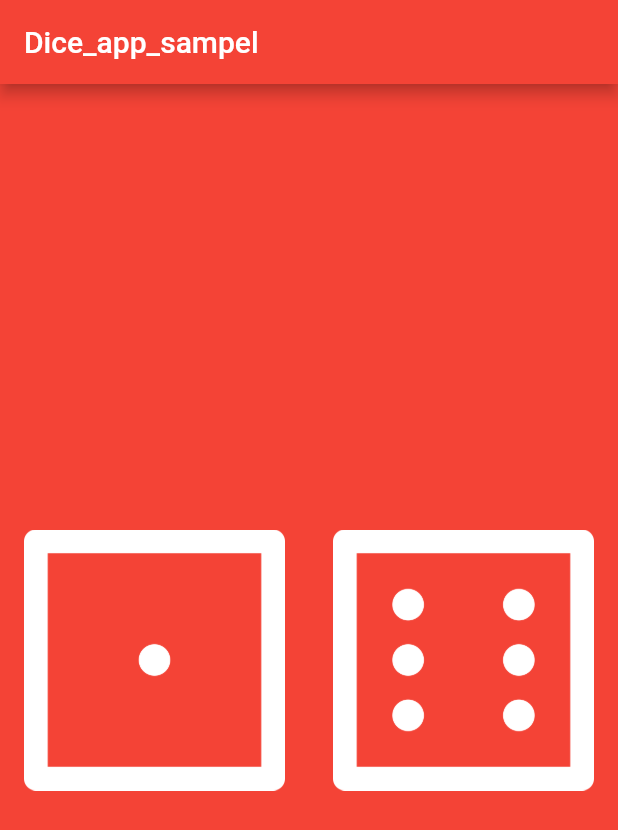
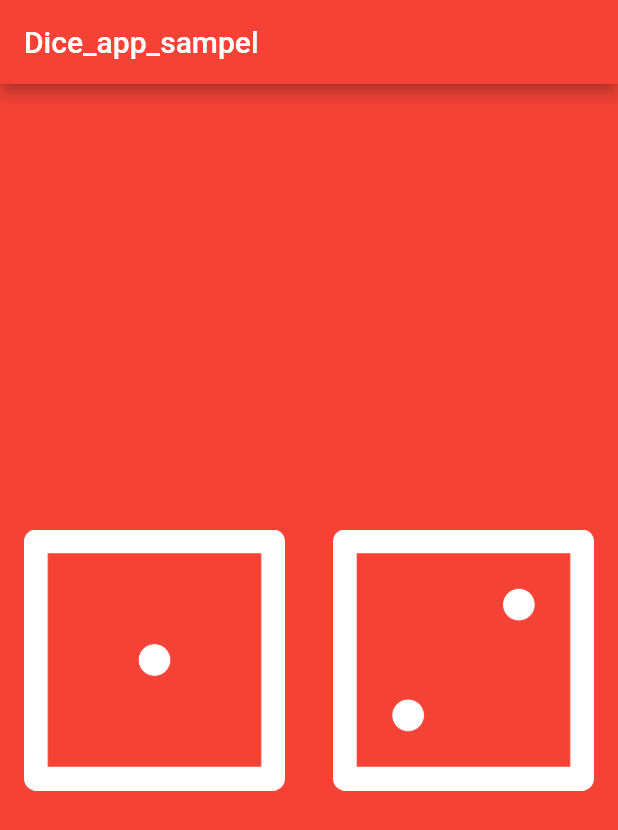
Before and after one commit to jin-aiit-a1824jj/flutter-tutorial-3-dice_app_sample, a Flutter app: the screen it shows after launch, on a phone screen of 412 x 824 dp. Shown: the top 830 px of the screen. Run offline on Flutter 3.47's test engine with Material 2 defaults, Android fonts, the phone set to English and light mode, and no system bars.

```diff
--- a/lib/main.dart
+++ b/lib/main.dart
@@ -24,7 +24,7 @@ class DicePage extends StatelessWidget {
           Expanded(
             flex: 1,
             child: FlatButton(
-              child: Image.asset('images/dice1.png'),
+              child: Image.asset('images/dice$leftDiceNumber.png'),
               onPressed: (){
                 print('Left button got pressed.');
               },
@@ -33,7 +33,7 @@ class DicePage extends StatelessWidget {
           Expanded(
             flex: 1,
             child: FlatButton(
-              child: Image.asset('images/dice6.png'),
+              child: Image.asset('images/dice$rightDiceNumber.png'),
               onPressed: (){
                 print('Right button got pressed.');
               },
@@ -43,4 +43,7 @@ class DicePage extends StatelessWidget {
       ),
     );
   }
+
+  var leftDiceNumber = 1;
+  var rightDiceNumber = 2;
 }
```
